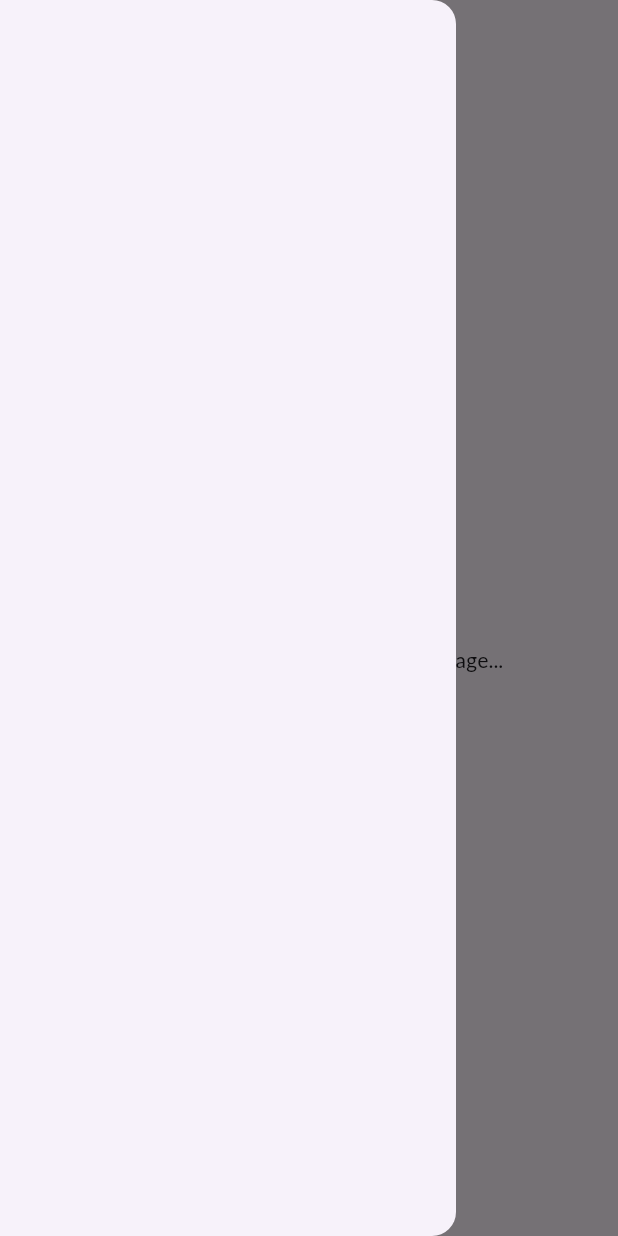
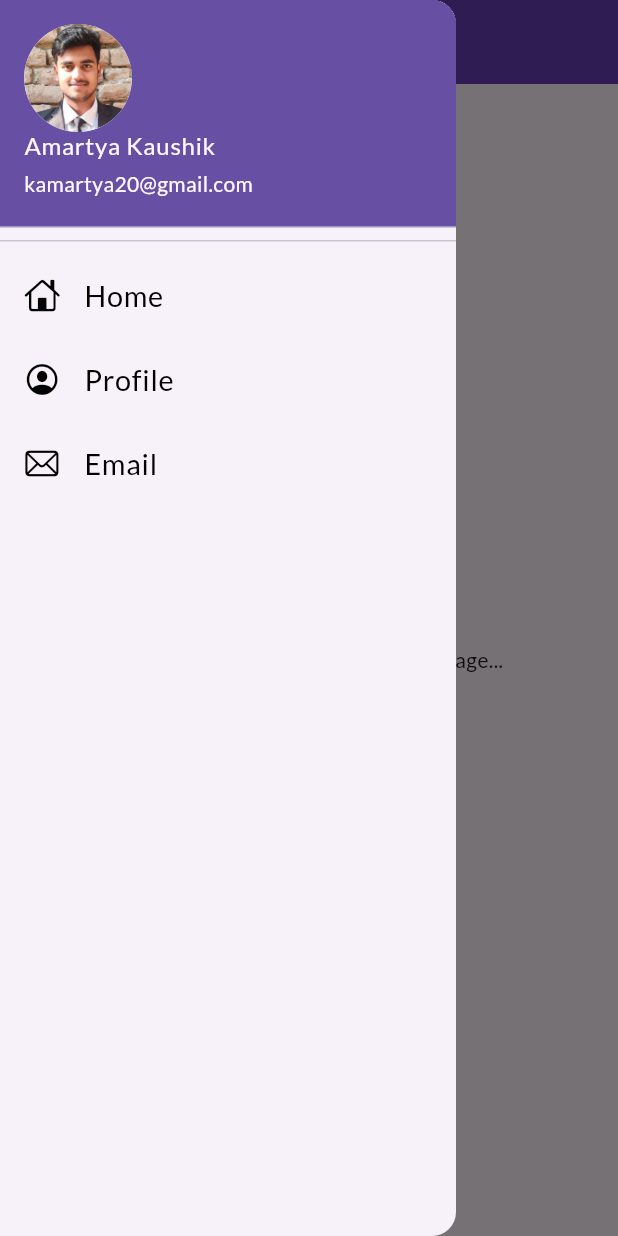
Before and after one commit to Amartyakaushik/Tech_Cart, a Flutter app: the HomePage screen opened directly, with the side drawer open, on a phone screen of 412 x 824 dp. Run offline on Flutter 3.47's test engine with Material 3 defaults, Android fonts, the phone set to English and light mode, and no system bars; our stand-ins replace google_fonts.

Commit message:
Created a separate themes.dart file which includes the light as well as dark theme which can be used globally.

```diff
--- a/lib/main.dart
+++ b/lib/main.dart
@@ -3,6 +3,7 @@ import 'package:tech_cart/pages/home_page.dart';
 import 'package:tech_cart/pages/login_page.dart';
 import 'package:google_fonts/google_fonts.dart';
 import 'package:tech_cart/utils/MyRoutes.dart';
+import 'package:tech_cart/widget/themes.dart';
 
 
 void main(){
@@ -17,19 +18,14 @@ class MyApp extends StatelessWidget {
     return MaterialApp(
       // home: HomePage(),
       themeMode: ThemeMode.light,
-      theme: ThemeData(
-          primarySwatch: Colors.deepPurple,
-          fontFamily: GoogleFonts.lato().fontFamily
-      ),
-      // to remove the debug signature from top right corner
-      debugShowCheckedModeBanner: false,
-      darkTheme:  ThemeData(
-        brightness: Brightness.dark,
-      ),
-      initialRoute: MyRoutes.logInRoute,
+      theme: MyTheme.lightTheme(context),
+      darkTheme: MyTheme.darkTheme(context),
+      debugShowCheckedModeBanner: false, // to remove the debug signature from top right corner
+      initialRoute: MyRoutes.homeRoute,
       routes: {
         "/" : (context) => HomePage(),
-        "/login" : (context) => LoginPage(),
+        MyRoutes.homeRoute : (context) => HomePage(),
+        MyRoutes.logInRoute : (context) => LoginPage(),
       },
     );
   }
--- a/lib/pages/home_page.dart
+++ b/lib/pages/home_page.dart
@@ -1,4 +1,5 @@
 import 'package:flutter/material.dart';
+import 'package:tech_cart/widget/drawer.dart';
 
 class HomePage extends StatelessWidget {
   const HomePage({super.key});
@@ -9,14 +10,16 @@ class HomePage extends StatelessWidget {
     String project = "Tech Cart";
     return Scaffold(
       appBar: AppBar(
-        title: Text("Tech Cart"),
+        // iconTheme: IconThemeData(color: Colors.white), // set icon color to white
+        title: Text("Tech Cart", style: TextStyle(color: Colors.black),),
+        // backgroundColor: Colors.deepPurple,
       ),
       body: Center(
         child: Container(
           child: Text("Hello this is $project flutter main page..."),
         ),
       ),
-      drawer: Drawer(),
+      drawer: MyDrawer(),
     );
   }
 }
--- /dev/null
+++ b/lib/widget/drawer.dart
@@ -0,0 +1,55 @@
+import 'package:flutter/cupertino.dart';
+import 'package:flutter/material.dart';
+
+class MyDrawer extends StatelessWidget {
+  const MyDrawer({super.key});
+
+  @override
+  Widget build(BuildContext context) {
+    return Drawer(
+      child: Container(
+        // color: Colors.deepPurple,
+        child: ListView(
+          padding: EdgeInsets.zero,
+          children: [
+            DrawerHeader(
+              padding: EdgeInsets.zero,
+                child: UserAccountsDrawerHeader(
+                    accountName: Text("Amartya Kaushik"),
+                    accountEmail: Text("kamartya20@gmail.com"),
+                    currentAccountPicture: CircleAvatar(
+                      backgroundImage: AssetImage("assets/images/profile.png"),
+                        // debugPrint("Loading image: assets/images/profile.png"),
+                    ),
+                    ),
+            ),
+            ListTile(
+              leading: Icon(
+                  CupertinoIcons.home,
+                  color: Colors.black,),
+              title: Text("Home",
+                    textScaleFactor: 1.2,
+                    style: TextStyle(color: Colors.black),),
+            ),
+            ListTile(
+              leading: Icon(
+                CupertinoIcons.profile_circled,
+                color: Colors.black,),
+              title: Text("Profile",
+                textScaleFactor: 1.2,
+                style: TextStyle(color: Colors.black),),
+            ),
+            ListTile(
+              leading: Icon(
+                CupertinoIcons.mail,
+                color: Colors.black,),
+              title: Text("Email",
+                textScaleFactor: 1.2,
+                style: TextStyle(color: Colors.black),),
+            ),
+          ],
+        ),
+      ),
+    );
+  }
+}
--- /dev/null
+++ b/lib/widget/themes.dart
@@ -0,0 +1,19 @@
+import 'package:flutter/material.dart';
+import 'package:google_fonts/google_fonts.dart';
+
+class MyTheme{
+  static ThemeData lightTheme(BuildContext context) => ThemeData(
+      primarySwatch: Colors.green,
+      fontFamily: GoogleFonts.lato().fontFamily,
+      appBarTheme: AppBarTheme(
+        color: Colors.deepPurple,
+        elevation: 10,
+        iconTheme: IconThemeData(color: Colors.black),
+        // textTheme: Theme.of(context).textTheme,
+      ),
+  );
+
+  static ThemeData darkTheme(BuildContext context) => ThemeData(
+    brightness: Brightness.dark,
+  );
+}
--- a/pubspec.yaml
+++ b/pubspec.yaml
@@ -60,7 +60,8 @@ flutter:
 
   # To add assets to your application, add an assets section, like this:
   assets:
-     -  assets/images/
+    -  assets/images/
+    -  assets/images/profile.png
   #   - images/a_dot_ham.jpeg
 
   # An image asset can refer to one or more resolution-specific "variants", see
```
Also changed, not shown: assets/images/profile.png (added).
